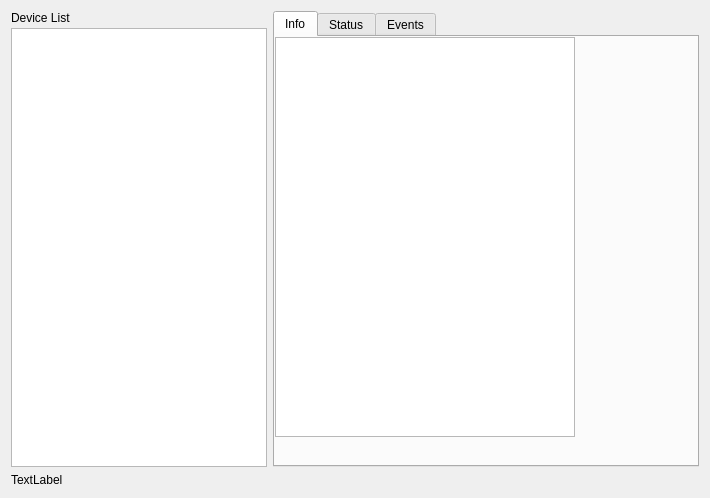
The window that sqlexample.ui (Sansi/SkyEye-Monitor) describes before a commit, drawn with Qt 5.
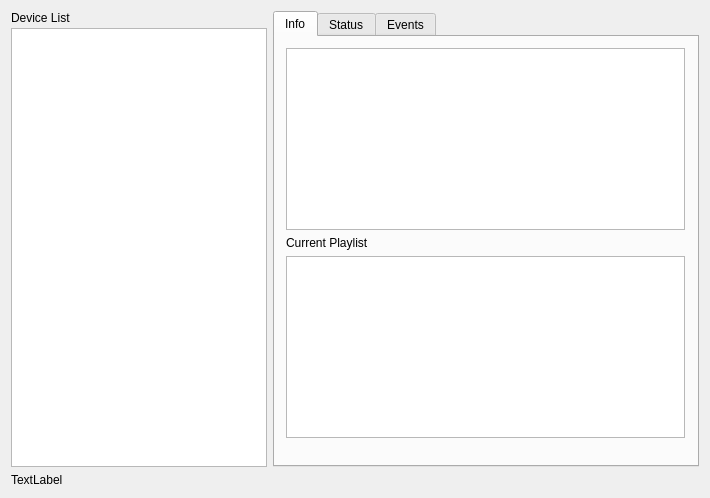
The same window after the commit. The open tabs and pages were chosen to show the change.

```diff
--- a/sqlexample.ui
+++ b/sqlexample.ui
@@ -75,21 +75,30 @@
           <attribute name="title">
            <string>Info</string>
           </attribute>
-          <widget class="QTextBrowser" name="deviceInfo">
+          <widget class="QWidget" name="">
            <property name="geometry">
             <rect>
              <x>0</x>
              <y>0</y>
-             <width>300</width>
-             <height>400</height>
+             <width>421</width>
+             <height>412</height>
             </rect>
            </property>
+           <layout class="QVBoxLayout" name="verticalLayout_3">
+            <item>
+             <widget class="QTextBrowser" name="deviceInfo">
            <property name="sizePolicy">
             <sizepolicy hsizetype="Preferred" vsizetype="Preferred">
              <horstretch>0</horstretch>
              <verstretch>0</verstretch>
             </sizepolicy>
            </property>
+              <property name="maximumSize">
+               <size>
+                <width>16777215</width>
+                <height>16777215</height>
+               </size>
+              </property>
            <property name="autoFillBackground">
             <bool>true</bool>
            </property>
@@ -102,6 +111,26 @@
            <property name="autoFormatting">
             <set>QTextEdit::AutoNone</set>
            </property>
+             </widget>
+            </item>
+            <item>
+             <widget class="QLabel" name="label">
+              <property name="text">
+               <string>Current Playlist</string>
+              </property>
+             </widget>
+            </item>
+            <item>
+             <widget class="QTextBrowser" name="devicePlaylist">
+              <property name="sizePolicy">
+               <sizepolicy hsizetype="Preferred" vsizetype="Preferred">
+                <horstretch>0</horstretch>
+                <verstretch>0</verstretch>
+               </sizepolicy>
+              </property>
+             </widget>
+            </item>
+           </layout>
           </widget>
          </widget>
          <widget class="QWidget" name="tab_2">
```
Left out of the diff: 2 changed lines with no effect on the pictures. Lines whose indentation alone changed are shown as unchanged.
